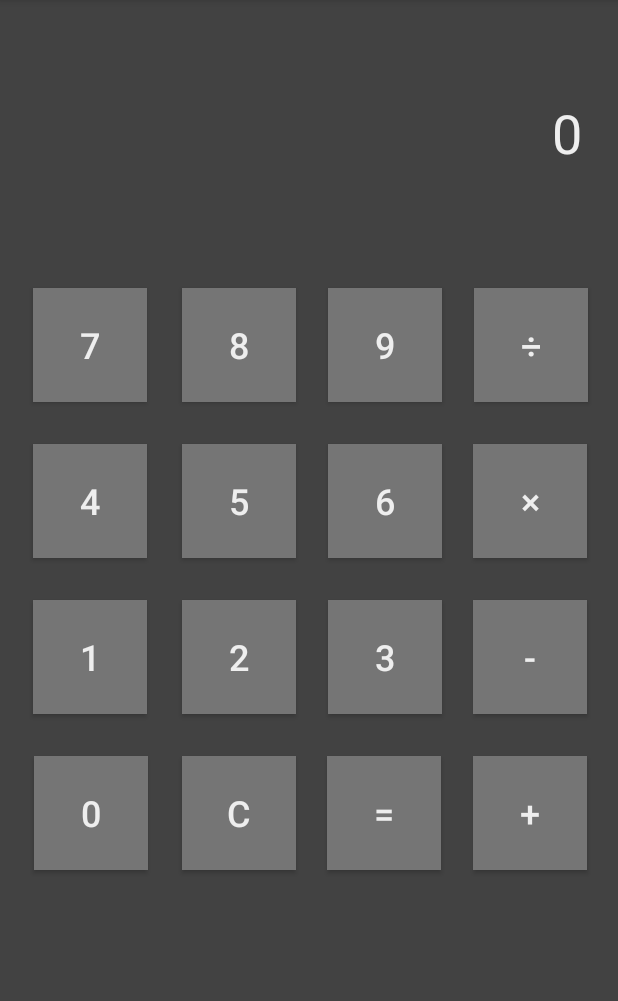
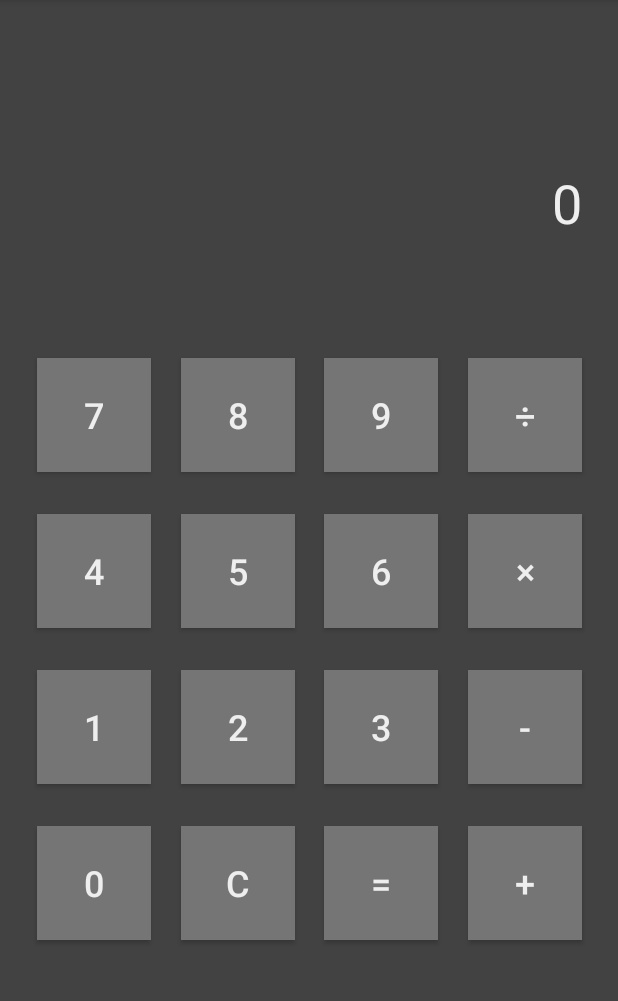
Before and after one commit to ioliteis/projectoffline_calculator, an Android app: the screen it shows after launch (MainActivity), on a phone screen of 412 x 824 dp, the part 84-1085 px from its top. Run offline under Robolectric (Android 15) with nearby library versions, the phone set to English and light mode, and no system bars.

Commit message:
Version 0.1.1 Bug fixes.

```diff
--- a/app/build.gradle
+++ b/app/build.gradle
@@ -6,8 +6,8 @@ android {
         applicationId "com.projectoffline.calculator"
         minSdkVersion 22
         targetSdkVersion 28
-        versionCode 1
-        versionName "1.0"
+        versionCode 101
+        versionName "0.1.1"
         testInstrumentationRunner "android.support.test.runner.AndroidJUnitRunner"
     }
     buildTypes {
--- a/app/src/main/java/com/projectoffline/calculator/AboutActivity.java
+++ b/app/src/main/java/com/projectoffline/calculator/AboutActivity.java
@@ -50,7 +50,7 @@ public class AboutActivity extends AppCompatActivity {
         button2.setOnClickListener(new View.OnClickListener() {
             @Override
             public void onClick(View view) {
-                Uri uri1 = Uri.parse("https://www.startpage.com/");
+                Uri uri1 = Uri.parse("https://github.com/ioliteis/projectoffline_calculator");
                 Intent a = new Intent(Intent.ACTION_VIEW, uri1);
                 startActivity(a);
             }
--- a/app/src/main/res/layout/content_about.xml
+++ b/app/src/main/res/layout/content_about.xml
@@ -12,9 +12,11 @@
         android:layout_width="300dp"
         android:layout_height="52dp"
         android:layout_marginTop="424dp"
+        android:layout_marginBottom="255dp"
+        android:background="?attr/dark_theme3"
         android:text="@string/about_source"
-        android:background="?attr/dark_theme3"
         android:textColor="?attr/dark_theme4"
+        app:layout_constraintBottom_toBottomOf="parent"
         app:layout_constraintEnd_toEndOf="parent"
         app:layout_constraintHorizontal_bias="0.495"
         app:layout_constraintStart_toStartOf="parent"
@@ -25,9 +27,11 @@
         android:layout_width="300dp"
         android:layout_height="52dp"
         android:layout_marginTop="352dp"
+        android:layout_marginBottom="327dp"
+        android:background="?attr/dark_theme3"
         android:text="@string/about_version"
-        android:background="?attr/dark_theme3"
         android:textColor="?attr/dark_theme4"
+        app:layout_constraintBottom_toBottomOf="parent"
         app:layout_constraintEnd_toEndOf="parent"
         app:layout_constraintHorizontal_bias="0.495"
         app:layout_constraintStart_toStartOf="parent"
@@ -38,9 +42,11 @@
         android:layout_width="300dp"
         android:layout_height="52dp"
         android:layout_marginTop="496dp"
+        android:layout_marginBottom="183dp"
+        android:background="?attr/dark_theme3"
         android:text="@string/about_privacy"
-        android:background="?attr/dark_theme3"
         android:textColor="?attr/dark_theme4"
+        app:layout_constraintBottom_toBottomOf="parent"
         app:layout_constraintEnd_toEndOf="parent"
         app:layout_constraintHorizontal_bias="0.495"
         app:layout_constraintStart_toStartOf="parent"
@@ -51,10 +57,12 @@
         android:layout_width="300dp"
         android:layout_height="52dp"
         android:layout_marginTop="112dp"
+        android:layout_marginBottom="567dp"
         android:text="@string/about_about"
         android:textAlignment="center"
+        android:textColor="?attr/dark_theme2"
         android:textSize="24sp"
-        android:textColor="?attr/dark_theme2"
+        app:layout_constraintBottom_toBottomOf="parent"
         app:layout_constraintEnd_toEndOf="parent"
         app:layout_constraintHorizontal_bias="0.5"
         app:layout_constraintStart_toStartOf="parent"
@@ -65,7 +73,9 @@
         android:layout_width="103dp"
         android:layout_height="92dp"
         android:layout_marginTop="200dp"
+        android:layout_marginBottom="439dp"
         android:contentDescription="@string/about_icon"
+        app:layout_constraintBottom_toBottomOf="parent"
         app:layout_constraintEnd_toEndOf="parent"
         app:layout_constraintStart_toStartOf="parent"
         app:layout_constraintTop_toTopOf="parent"
@@ -76,9 +86,11 @@
         android:layout_width="300dp"
         android:layout_height="52dp"
         android:layout_marginTop="568dp"
+        android:layout_marginBottom="111dp"
+        android:background="?attr/dark_theme3"
         android:text="@string/about_po"
-        android:background="?attr/dark_theme3"
         android:textColor="?attr/dark_theme4"
+        app:layout_constraintBottom_toBottomOf="parent"
         app:layout_constraintEnd_toEndOf="parent"
         app:layout_constraintHorizontal_bias="0.5"
         app:layout_constraintStart_toStartOf="parent"
--- a/app/src/main/res/layout/content_main.xml
+++ b/app/src/main/res/layout/content_main.xml
@@ -15,11 +15,13 @@
         android:layout_marginStart="16dp"
         android:layout_marginTop="64dp"
         android:layout_marginEnd="16dp"
+        android:layout_marginBottom="551dp"
+        android:maxLength="16"
         android:text="@string/answer"
+        android:textAlignment="textEnd"
         android:textColor="?attr/dark_theme2"
-        android:textAlignment="textEnd"
         android:textSize="36sp"
-        android:maxLength="16"
+        app:layout_constraintBottom_toBottomOf="parent"
         app:layout_constraintEnd_toEndOf="parent"
         app:layout_constraintHorizontal_bias="0.5"
         app:layout_constraintStart_toStartOf="parent"
@@ -29,13 +31,16 @@
         android:id="@+id/button2"
         android:layout_width="76dp"
         android:layout_height="76dp"
+        android:layout_marginStart="120dp"
         android:layout_marginTop="400dp"
+        android:layout_marginEnd="215dp"
+        android:layout_marginBottom="199dp"
+        android:background="?attr/dark_theme3"
         android:text="@string/button2"
+        android:textColor="?attr/dark_theme4"
         android:textSize="24sp"
-        android:background="?attr/dark_theme3"
-        android:textColor="?attr/dark_theme4"
+        app:layout_constraintBottom_toBottomOf="parent"
         app:layout_constraintEnd_toEndOf="parent"
-        app:layout_constraintHorizontal_bias="0.361"
         app:layout_constraintStart_toStartOf="parent"
         app:layout_constraintTop_toTopOf="parent" />
 
@@ -43,13 +48,16 @@
         android:id="@+id/button5"
         android:layout_width="76dp"
         android:layout_height="76dp"
+        android:layout_marginStart="120dp"
         android:layout_marginTop="296dp"
+        android:layout_marginEnd="215dp"
+        android:layout_marginBottom="303dp"
+        android:background="?attr/dark_theme3"
         android:text="@string/button5"
+        android:textColor="?attr/dark_theme4"
         android:textSize="24sp"
-        android:background="?attr/dark_theme3"
-        android:textColor="?attr/dark_theme4"
+        app:layout_constraintBottom_toBottomOf="parent"
         app:layout_constraintEnd_toEndOf="parent"
-        app:layout_constraintHorizontal_bias="0.361"
         app:layout_constraintStart_toStartOf="parent"
         app:layout_constraintTop_toTopOf="parent" />
 
@@ -57,13 +65,16 @@
         android:id="@+id/button8"
         android:layout_width="76dp"
         android:layout_height="76dp"
+        android:layout_marginStart="120dp"
         android:layout_marginTop="192dp"
+        android:layout_marginEnd="215dp"
+        android:layout_marginBottom="407dp"
+        android:background="?attr/dark_theme3"
         android:text="@string/button8"
+        android:textColor="?attr/dark_theme4"
         android:textSize="24sp"
-        android:background="?attr/dark_theme3"
-        android:textColor="?attr/dark_theme4"
+        app:layout_constraintBottom_toBottomOf="parent"
         app:layout_constraintEnd_toEndOf="parent"
-        app:layout_constraintHorizontal_bias="0.361"
         app:layout_constraintStart_toStartOf="parent"
         app:layout_constraintTop_toTopOf="parent" />
 
@@ -71,13 +82,16 @@
         android:id="@+id/button1"
         android:layout_width="76dp"
         android:layout_height="76dp"
+        android:layout_marginStart="24dp"
         android:layout_marginTop="400dp"
+        android:layout_marginEnd="311dp"
+        android:layout_marginBottom="199dp"
+        android:background="?attr/dark_theme3"
         android:text="@string/button1"
+        android:textColor="?attr/dark_theme4"
         android:textSize="24sp"
-        android:background="?attr/dark_theme3"
-        android:textColor="?attr/dark_theme4"
-        app:layout_constraintEnd_toStartOf="@+id/button2"
-        app:layout_constraintHorizontal_bias="0.488"
+        app:layout_constraintBottom_toBottomOf="parent"
+        app:layout_constraintEnd_toEndOf="parent"
         app:layout_constraintStart_toStartOf="parent"
         app:layout_constraintTop_toTopOf="parent" />
 
@@ -85,13 +99,16 @@
         android:id="@+id/button4"
         android:layout_width="76dp"
         android:layout_height="76dp"
+        android:layout_marginStart="24dp"
         android:layout_marginTop="296dp"
+        android:layout_marginEnd="311dp"
+        android:layout_marginBottom="303dp"
+        android:background="?attr/dark_theme3"
         android:text="@string/button4"
+        android:textColor="?attr/dark_theme4"
         android:textSize="24sp"
-        android:background="?attr/dark_theme3"
-        android:textColor="?attr/dark_theme4"
-        app:layout_constraintEnd_toStartOf="@+id/button5"
-        app:layout_constraintHorizontal_bias="0.488"
+        app:layout_constraintBottom_toBottomOf="parent"
+        app:layout_constraintEnd_toEndOf="parent"
         app:layout_constraintStart_toStartOf="parent"
         app:layout_constraintTop_toTopOf="parent" />
 
@@ -99,13 +116,16 @@
         android:id="@+id/button7"
         android:layout_width="76dp"
         android:layout_height="76dp"
+        android:layout_marginStart="24dp"
         android:layout_marginTop="192dp"
+        android:layout_marginEnd="311dp"
+        android:layout_marginBottom="407dp"
+        android:background="?attr/dark_theme3"
         android:text="@string/button7"
+        android:textColor="?attr/dark_theme4"
         android:textSize="24sp"
-        android:background="?attr/dark_theme3"
-        android:textColor="?attr/dark_theme4"
-        app:layout_constraintEnd_toStartOf="@+id/button8"
-        app:layout_constraintHorizontal_bias="0.488"
+        app:layout_constraintBottom_toBottomOf="parent"
+        app:layout_constraintEnd_toEndOf="parent"
         app:layout_constraintStart_toStartOf="parent"
         app:layout_constraintTop_toTopOf="parent" />
 
@@ -113,55 +133,67 @@
         android:id="@+id/button3"
         android:layout_width="76dp"
         android:layout_height="76dp"
+        android:layout_marginStart="215dp"
         android:layout_marginTop="400dp"
+        android:layout_marginEnd="120dp"
+        android:layout_marginBottom="199dp"
+        android:background="?attr/dark_theme3"
         android:text="@string/button3"
+        android:textColor="?attr/dark_theme4"
         android:textSize="24sp"
-        android:background="?attr/dark_theme3"
-        android:textColor="?attr/dark_theme4"
+        app:layout_constraintBottom_toBottomOf="parent"
         app:layout_constraintEnd_toEndOf="parent"
-        app:layout_constraintHorizontal_bias="0.152"
-        app:layout_constraintStart_toEndOf="@+id/button2"
+        app:layout_constraintStart_toStartOf="parent"
         app:layout_constraintTop_toTopOf="parent" />
 
     <Button
         android:id="@+id/button6"
         android:layout_width="76dp"
         android:layout_height="76dp"
+        android:layout_marginStart="215dp"
         android:layout_marginTop="296dp"
+        android:layout_marginEnd="120dp"
+        android:layout_marginBottom="303dp"
+        android:background="?attr/dark_theme3"
         android:text="@string/button6"
+        android:textColor="?attr/dark_theme4"
         android:textSize="24sp"
-        android:background="?attr/dark_theme3"
-        android:textColor="?attr/dark_theme4"
+        app:layout_constraintBottom_toBottomOf="parent"
         app:layout_constraintEnd_toEndOf="parent"
-        app:layout_constraintHorizontal_bias="0.152"
-        app:layout_constraintStart_toEndOf="@+id/button5"
+        app:layout_constraintStart_toStartOf="parent"
         app:layout_constraintTop_toTopOf="parent" />
 
     <Button
         android:id="@+id/button9"
         android:layout_width="76dp"
         android:layout_height="76dp"
+        android:layout_marginStart="215dp"
         android:layout_marginTop="192dp"
+        android:layout_marginEnd="120dp"
+        android:layout_marginBottom="407dp"
+        android:background="?attr/dark_theme3"
         android:text="@string/button9"
+        android:textColor="?attr/dark_theme4"
         android:textSize="24sp"
-        android:background="?attr/dark_theme3"
-        android:textColor="?attr/dark_theme4"
+        app:layout_constraintBottom_toBottomOf="parent"
         app:layout_constraintEnd_toEndOf="parent"
-        app:layout_constraintHorizontal_bias="0.152"
-        app:layout_constraintStart_toEndOf="@+id/button8"
+        app:layout_constraintStart_toStartOf="parent"
         app:layout_constraintTop_toTopOf="parent" />
 
     <Button
         android:id="@+id/button10"
         android:layout_width="76dp"
         android:layout_height="76dp"
+        android:layout_marginStart="120dp"
         android:layout_marginTop="504dp"
+        android:layout_marginEnd="215dp"
+        android:layout_marginBottom="95dp"
+        android:background="?attr/dark_theme3"
         android:text="@string/button15"
+        android:textColor="?attr/dark_theme4"
         android:textSize="24sp"
-        android:background="?attr/dark_theme3"
-        android:textColor="?attr/dark_theme4"
+        app:layout_constraintBottom_toBottomOf="parent"
         app:layout_constraintEnd_toEndOf="parent"
-        app:layout_constraintHorizontal_bias="0.361"
         app:layout_constraintStart_toStartOf="parent"
         app:layout_constraintTop_toTopOf="parent" />
 
@@ -169,83 +201,101 @@
         android:id="@+id/button11"
         android:layout_width="76dp"
         android:layout_height="76dp"
+        android:layout_marginStart="311dp"
         android:layout_marginTop="192dp"
+        android:layout_marginEnd="24dp"
+        android:layout_marginBottom="407dp"
+        android:background="?attr/dark_theme3"
         android:text="@string/button11"
+        android:textColor="?attr/dark_theme4"
         android:textSize="24sp"
-        android:background="?attr/dark_theme3"
-        android:textColor="?attr/dark_theme4"
+        app:layout_constraintBottom_toBottomOf="parent"
         app:layout_constraintEnd_toEndOf="parent"
-        app:layout_constraintHorizontal_bias="0.515"
-        app:layout_constraintStart_toEndOf="@+id/button9"
+        app:layout_constraintStart_toStartOf="parent"
         app:layout_constraintTop_toTopOf="parent" />
 
     <Button
         android:id="@+id/button12"
         android:layout_width="76dp"
         android:layout_height="76dp"
+        android:layout_marginStart="311dp"
         android:layout_marginTop="296dp"
+        android:layout_marginEnd="24dp"
+        android:layout_marginBottom="303dp"
+        android:background="?attr/dark_theme3"
         android:text="@string/button12"
+        android:textColor="?attr/dark_theme4"
         android:textSize="24sp"
-        android:background="?attr/dark_theme3"
-        android:textColor="?attr/dark_theme4"
+        app:layout_constraintBottom_toBottomOf="parent"
         app:layout_constraintEnd_toEndOf="parent"
-        app:layout_constraintHorizontal_bias="0.5"
-        app:layout_constraintStart_toEndOf="@+id/button6"
+        app:layout_constraintStart_toStartOf="parent"
         app:layout_constraintTop_toTopOf="parent" />
 
     <Button
         android:id="@+id/button13"
         android:layout_width="76dp"
         android:layout_height="76dp"
+        android:layout_marginStart="311dp"
         android:layout_marginTop="400dp"
+        android:layout_marginEnd="24dp"
+        android:layout_marginBottom="199dp"
+        android:background="?attr/dark_theme3"
         android:text="@string/button13"
+        android:textColor="?attr/dark_theme4"
         android:textSize="24sp"
-        android:background="?attr/dark_theme3"
-        android:textColor="?attr/dark_theme4"
+        app:layout_constraintBottom_toBottomOf="parent"
         app:layout_constraintEnd_toEndOf="parent"
-        app:layout_constraintHorizontal_bias="0.5"
-        app:layout_constraintStart_toEndOf="@+id/button3"
+        app:layout_constraintStart_toStartOf="parent"
         app:layout_constraintTop_toTopOf="parent" />
 
     <Button
         android:id="@+id/button14"
         android:layout_width="76dp"
         android:layout_height="76dp"
+        android:layout_marginStart="311dp"
         android:layout_marginTop="504dp"
+        android:layout_marginEnd="24dp"
+        android:layout_marginBottom="95dp"
+        android:background="?attr/dark_theme3"
         android:text="@string/button14"
+        android:textColor="?attr/dark_theme4"
         android:textSize="24sp"
-        android:background="?attr/dark_theme3"
-        android:textColor="?attr/dark_theme4"
+        app:layout_constraintBottom_toBottomOf="parent"
         app:layout_constraintEnd_toEndOf="parent"
-        app:layout_constraintHorizontal_bias="0.5"
-        app:layout_constraintStart_toEndOf="@+id/button15"
+        app:layout_constraintStart_toStartOf="parent"
         app:layout_constraintTop_toTopOf="parent" />
 
     <Button
         android:id="@+id/button15"
         android:layout_width="76dp"
         android:layout_height="76dp"
+        android:layout_marginStart="215dp"
         android:layout_marginTop="504dp"
+        android:layout_marginEnd="120dp"
+        android:layout_marginBottom="95dp"
+        android:background="?attr/dark_theme3"
         android:text="@string/button10"
+        android:textColor="?attr/dark_theme4"
         android:textSize="24sp"
-        android:background="?attr/dark_theme3"
-        android:textColor="?attr/dark_theme4"
-        app:layout_constraintEnd_toStartOf="@+id/button14"
-        app:layout_constraintHorizontal_bias="0.5"
-        app:layout_constraintStart_toEndOf="@+id/button10"
+        app:layout_constraintBottom_toBottomOf="parent"
+        app:layout_constraintEnd_toEndOf="parent"
+        app:layout_constraintStart_toStartOf="parent"
         app:layout_constraintTop_toTopOf="parent" />
 
     <Button
         android:id="@+id/button16"
         android:layout_width="76dp"
         android:layout_height="76dp"
+        android:layout_marginStart="24dp"
         android:layout_marginTop="504dp"
+        android:layout_marginEnd="311dp"
+        android:layout_marginBottom="95dp"
+        android:background="?attr/dark_theme3"
         android:text="@string/button16"
+        android:textColor="?attr/dark_theme4"
         android:textSize="24sp"
-        android:background="?attr/dark_theme3"
-        android:textColor="?attr/dark_theme4"
-        app:layout_constraintEnd_toStartOf="@+id/button10"
-        app:layout_constraintHorizontal_bias="0.5"
+        app:layout_constraintBottom_toBottomOf="parent"
+        app:layout_constraintEnd_toEndOf="parent"
         app:layout_constraintStart_toStartOf="parent"
         app:layout_constraintTop_toTopOf="parent" />
 
```
